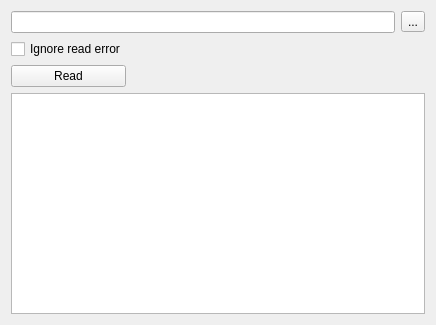
The window that externals/IFCImportPlugin/src/ImportWPRead.ui (hirseboy/IFC-Import-Plugin) describes before a commit, drawn with Qt 5.
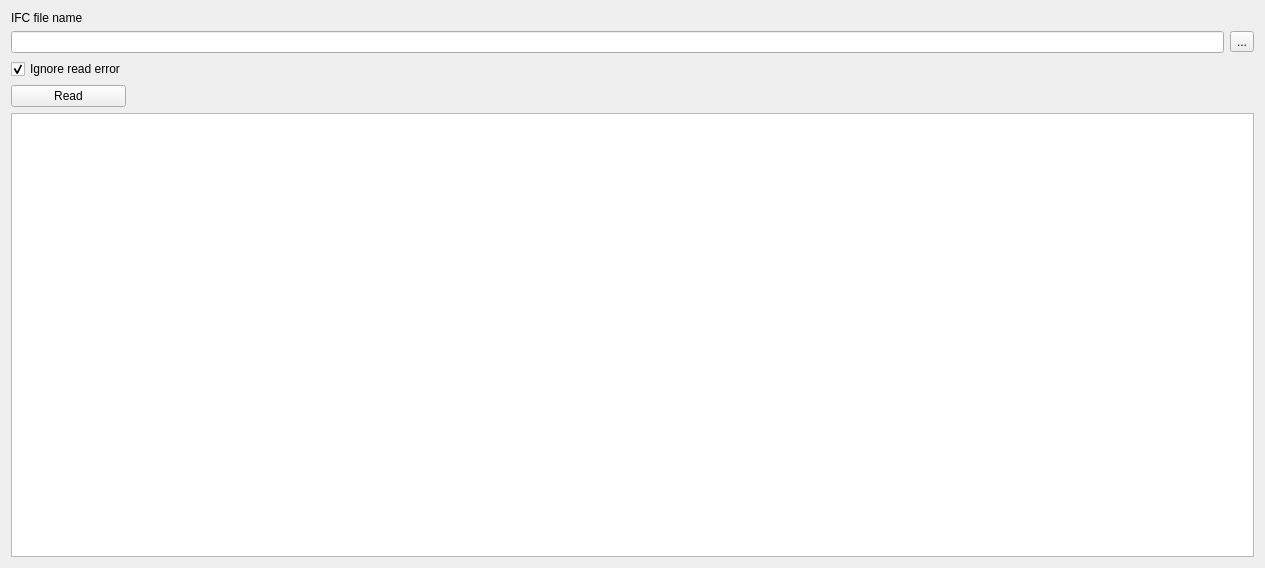
The same window after the commit.

Commit message: Interface vereinfacht

Diff of the .ui file:
```diff
--- a/externals/IFCImportPlugin/src/ImportWPRead.ui
+++ b/externals/IFCImportPlugin/src/ImportWPRead.ui
@@ -6,21 +6,48 @@
    <rect>
     <x>0</x>
     <y>0</y>
-    <width>436</width>
-    <height>325</height>
+    <width>1265</width>
+    <height>568</height>
    </rect>
   </property>
   <property name="windowTitle">
    <string>Read IFC file</string>
   </property>
   <layout class="QGridLayout" name="gridLayout" columnstretch="0,1,0">
-   <item row="3" column="0" colspan="3">
+   <item row="1" column="0">
+    <widget class="QLabel" name="label">
+     <property name="text">
+      <string>IFC file name</string>
+     </property>
+    </widget>
+   </item>
+   <item row="3" column="0">
+    <widget class="QCheckBox" name="checkBoxIgnoreReadError">
+     <property name="toolTip">
+      <string>If checked read errors will be ignored and one can go further to convert</string>
+     </property>
+     <property name="text">
+      <string>Ignore read error</string>
+     </property>
+     <property name="checked">
+      <bool>true</bool>
+     </property>
+    </widget>
+   </item>
+   <item row="5" column="0" colspan="3">
     <widget class="QTextEdit" name="textEdit"/>
    </item>
-   <item row="0" column="0" colspan="2">
-    <widget class="QLineEdit" name="lineEditIFCFile"/>
+   <item row="4" column="0">
+    <widget class="QPushButton" name="pushButtonRead">
+     <property name="toolTip">
+      <string>Read the given IFC file</string>
+     </property>
+     <property name="text">
+      <string>Read</string>
+     </property>
+    </widget>
    </item>
-   <item row="2" column="1" colspan="2">
+   <item row="4" column="1" colspan="2">
     <spacer name="horizontalSpacer">
      <property name="orientation">
       <enum>Qt::Horizontal</enum>
@@ -33,33 +60,16 @@
      </property>
     </spacer>
    </item>
-   <item row="2" column="0">
-    <widget class="QPushButton" name="pushButtonRead">
-     <property name="toolTip">
-      <string>Read the given IFC file</string>
-     </property>
-     <property name="text">
-      <string>Read</string>
-     </property>
-    </widget>
+   <item row="2" column="0" colspan="2">
+    <widget class="QLineEdit" name="lineEditIFCFile"/>
    </item>
-   <item row="0" column="2">
+   <item row="2" column="2">
     <widget class="QToolButton" name="toolButtonOpenIFCFile">
      <property name="text">
       <string>...</string>
      </property>
     </widget>
    </item>
-   <item row="1" column="0">
-    <widget class="QCheckBox" name="checkBoxIgnoreReadError">
-     <property name="toolTip">
-      <string>If checked read errors will be ignored and one can go further to convert</string>
-     </property>
-     <property name="text">
-      <string>Ignore read error</string>
-     </property>
-    </widget>
-   </item>
   </layout>
  </widget>
  <resources/>
```
The commit also changes 5 other files.
